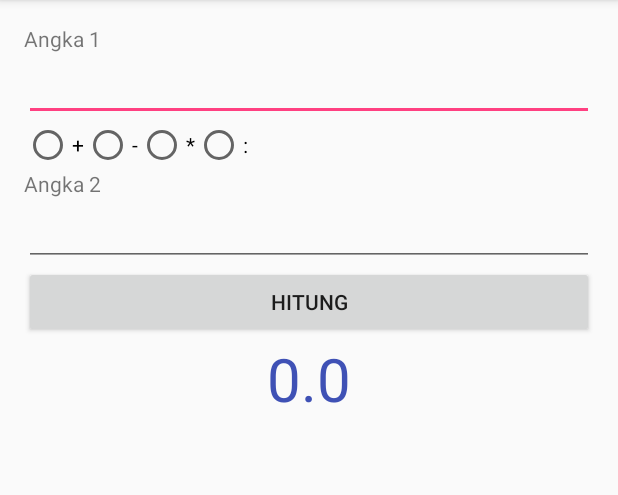
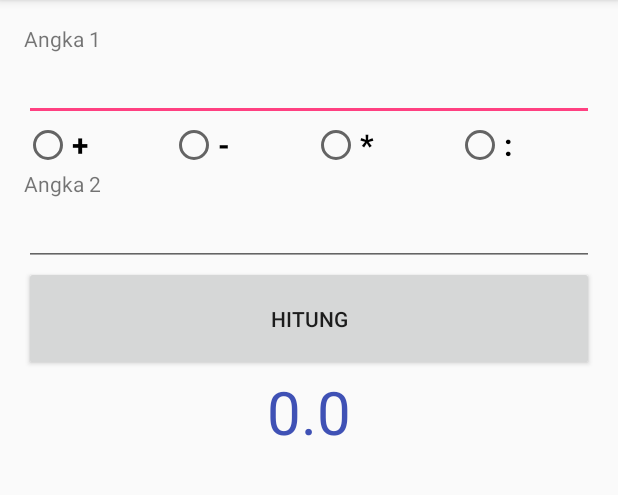
Before and after one commit to hafizhindram/android, an Android app: the screen it shows after launch (MainActivity), after a tap on "HITUNG", on a phone screen of 412 x 824 dp, the part 84-579 px from its top. Run offline under Robolectric (Android 15) with nearby library versions, the phone set to English and light mode, and no system bars; 2 statements that could not run were skipped.

Commit message:
Simple Calculator

```diff
--- a/SimpleCalculator/app/src/main/java/hafizh/him/simplecalculator/MainActivity.java
+++ b/SimpleCalculator/app/src/main/java/hafizh/him/simplecalculator/MainActivity.java
@@ -30,11 +30,11 @@ public class MainActivity extends AppCompatActivity {
         {
             hasil = angka1+angka2;
         }
-        if(opr == R.id.minus)
+        else if(opr == R.id.minus)
         {
             hasil = angka1-angka2;
         }
-        if(opr == R.id.kali)
+        else if(opr == R.id.kali)
         {
             hasil = angka1*angka2;
         }
--- a/SimpleCalculator/app/src/main/res/layout/activity_main.xml
+++ b/SimpleCalculator/app/src/main/res/layout/activity_main.xml
@@ -28,22 +28,34 @@
         android:id="@+id/plus"
         android:layout_width="wrap_content"
         android:layout_height="wrap_content"
-        android:text="+"/>
+        android:text="+"
+           android:layout_weight="1"
+           android:textStyle="bold"
+           android:textSize="20dp"/>
        <RadioButton
         android:id="@+id/minus"
         android:layout_width="wrap_content"
         android:layout_height="wrap_content"
-        android:text="-"/>
+        android:text="-"
+           android:layout_weight="1"
+           android:textStyle="bold"
+           android:textSize="20dp"/>
         <RadioButton
             android:id="@+id/kali"
             android:layout_width="wrap_content"
             android:layout_height="wrap_content"
-            android:text="*"/>
+            android:text="*"
+            android:layout_weight="1"
+            android:textSize="20dp"
+            android:textStyle="bold"/>
         <RadioButton
             android:id="@+id/bagi"
             android:layout_width="wrap_content"
             android:layout_height="wrap_content"
-            android:text=":"/>
+            android:text=":"
+            android:layout_weight="1"
+            android:textStyle="bold"
+            android:textSize="20dp"/>
     </RadioGroup>
     <TextView
         android:text="Angka 2"
@@ -55,7 +67,7 @@
         android:layout_height="wrap_content" />
     <Button
         android:layout_width="match_parent"
-        android:layout_height="wrap_content"
+        android:layout_height="70dp"
         android:text="hitung"
         android:onClick="calculate"/>
     <TextView
```
